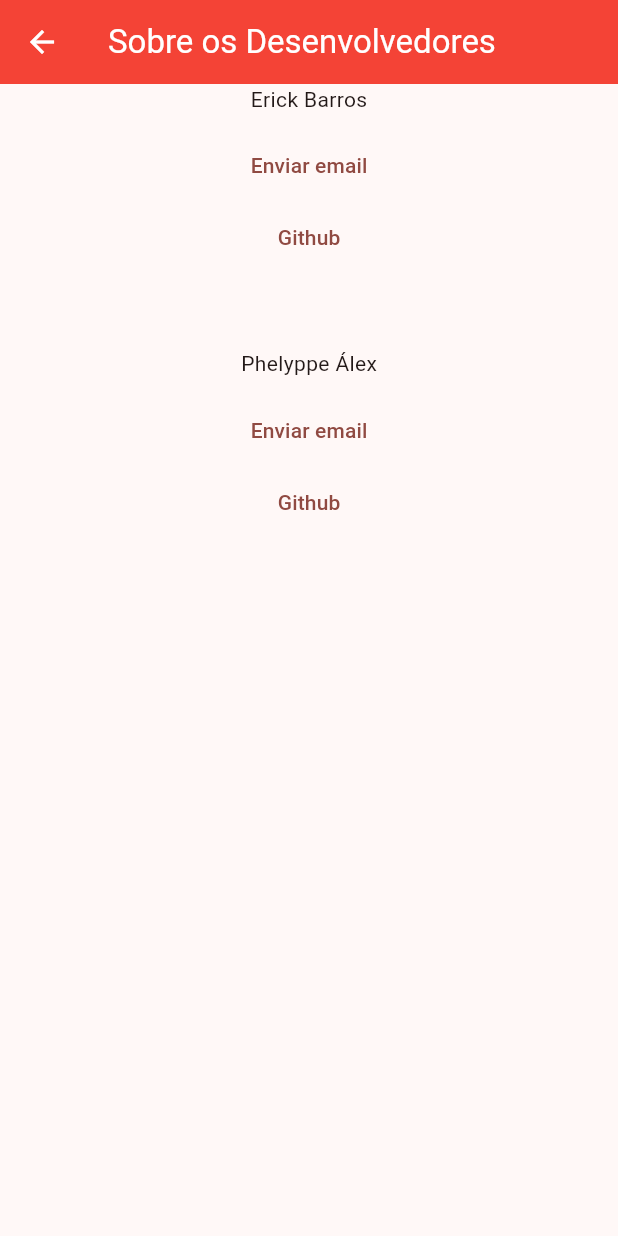
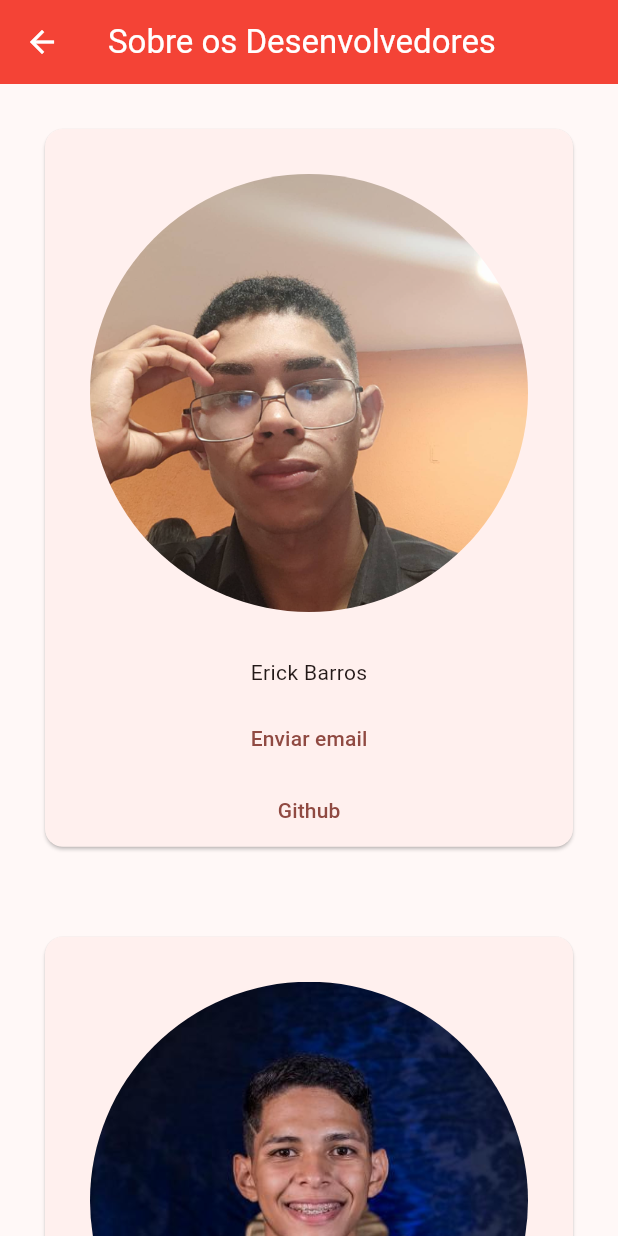
Before and after one commit to phelyppealex/pokedex-flutter, a Flutter app: the screen it shows after launch, in the side drawer, after a tap on "SOBRE NÓS", on a phone screen of 412 x 824 dp. Run offline on Flutter 3.47's test engine with Material 3 defaults, Android fonts, the phone set to English and light mode, and no system bars; our stand-ins replace connectivity_plus, floor, sqflite; accounts and stored records are empty; generated files the repository leaves out were written again.

Commit message:
Melhorando TelaSobre

```diff
--- a/lib/ui/tela_sobre.dart
+++ b/lib/ui/tela_sobre.dart
@@ -22,12 +22,13 @@ class TelaSobre extends StatelessWidget {
         child: Column(
           children: [
             CardDev(
+              imagem: 'images/erick.png',
               nome: 'Erick Barros',
               email: 'ehbs.13579@gmail.com',
               github: 'https://github.com/erickhbs',
             ),
-            SizedBox(height: 50),
             CardDev(
+              imagem: 'images/phelyppe.jpg',
               nome: 'Phelyppe Álex',
               email: 'phelyppesilva@gmail.com',
               github: 'https://github.com/phelyppealex',
--- a/lib/widgets/card_dev.dart
+++ b/lib/widgets/card_dev.dart
@@ -14,18 +14,30 @@ class CardDev extends StatelessWidget {
   final nome;
   final email;
   final github;
+  final imagem;
 
   const CardDev({
     super.key,
     required this.nome,
     required this.email,
-    required this.github
+    required this.github,
+    required this.imagem
   });
 
   @override
   Widget build(BuildContext context) {
-    return Column(
+    return Card(
+      margin: const EdgeInsets.all(30),
+      child: Column(
         children: [
+          Padding(
+            padding: const EdgeInsets.all(30),
+            child: ClipOval(
+              child: Image.asset(
+                imagem
+              ),
+            ),
+          ),
           Text(nome),
           const SizedBox(height: 10.5),
           TextButton(
@@ -42,6 +54,7 @@ class CardDev extends StatelessWidget {
             },
           ),
         ],
+      )
     );
   }
 }
```
Also changed, not shown: images/erick.png (added), images/phelyppe.jpg (added). Lines whose indentation alone changed are shown as unchanged.
